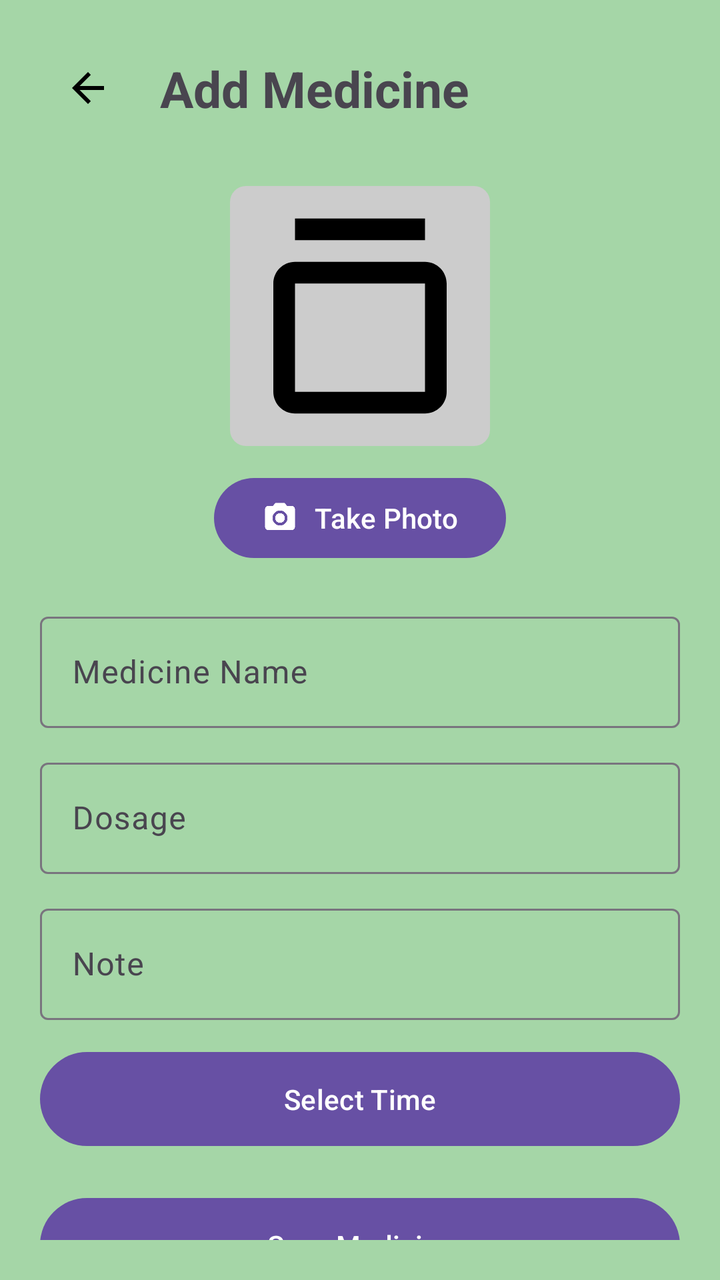
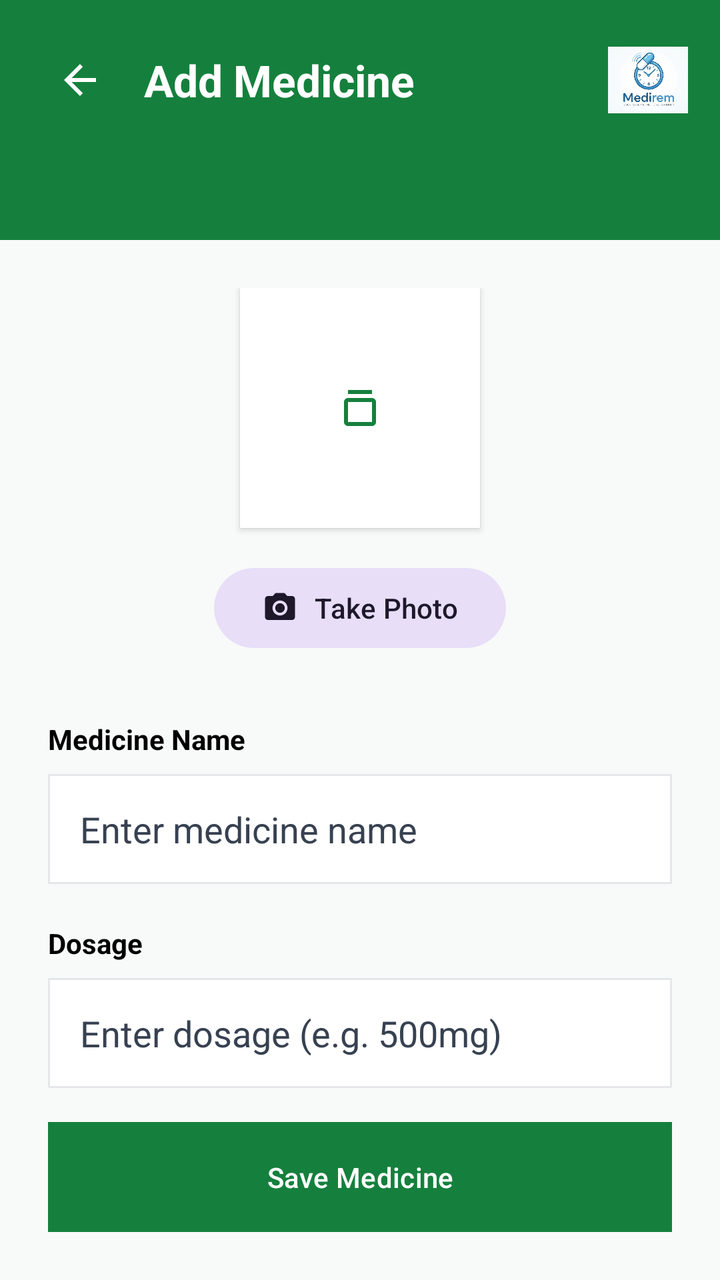

Before-and-after screenshots of an Android layout around one commit, followed by the original layout XML and the change that was made.
<!-- AndroidManifest.xml: application theme Theme.MediRem -->
<!-- res/layout/fragment_add_medicine.xml -->
<?xml version="1.0" encoding="utf-8"?>
<androidx.constraintlayout.widget.ConstraintLayout
    xmlns:android="http://schemas.android.com/apk/res/android"
    xmlns:app="http://schemas.android.com/apk/res-auto"
    android:layout_width="match_parent"
    android:layout_height="match_parent"
    android:padding="20dp"
    android:background="@color/background_green">

    <ImageButton
        android:id="@+id/btnBack"
        android:layout_width="48dp"
        android:layout_height="48dp"
        android:background="@android:color/transparent"
        android:src="@drawable/ic_arrow_back"
        android:contentDescription="Back"
        app:layout_constraintStart_toStartOf="parent"
        app:layout_constraintTop_toTopOf="parent"/>

    <TextView
        android:id="@+id/tvTitle"
        android:layout_width="wrap_content"
        android:layout_height="wrap_content"
        android:text="Add Medicine"
        android:textSize="25sp"
        android:textStyle="bold"
        android:layout_marginStart="12dp"
        app:layout_constraintStart_toEndOf="@id/btnBack"
        app:layout_constraintTop_toTopOf="@id/btnBack"
        app:layout_constraintBottom_toBottomOf="@id/btnBack"/>

    <ImageView
        android:id="@+id/imgMedicine"
        android:layout_width="130dp"
        android:layout_height="130dp"
        android:src="@drawable/ic_medicine"
        android:scaleType="centerCrop"
        android:background="@drawable/photo_background"
        android:contentDescription="Medicine photo"
        app:layout_constraintTop_toBottomOf="@id/btnBack"
        app:layout_constraintStart_toStartOf="parent"
        app:layout_constraintEnd_toEndOf="parent"
        android:layout_marginTop="25dp"/>

    <com.google.android.material.button.MaterialButton
        android:id="@+id/btnTakePhoto"
        android:layout_width="wrap_content"
        android:layout_height="wrap_content"
        android:text="Take Photo"
        app:icon="@drawable/ic_camera"
        app:layout_constraintTop_toBottomOf="@id/imgMedicine"
        app:layout_constraintStart_toStartOf="parent"
        app:layout_constraintEnd_toEndOf="parent"
        android:layout_marginTop="12dp"/>

    <com.google.android.material.textfield.TextInputLayout
        android:id="@+id/nameLayout"
        android:layout_width="0dp"
        android:layout_height="wrap_content"
        android:hint="Medicine Name"
        android:layout_marginTop="20dp"
        app:layout_constraintTop_toBottomOf="@id/btnTakePhoto"
        app:layout_constraintStart_toStartOf="parent"
        app:layout_constraintEnd_toEndOf="parent">

        <com.google.android.material.textfield.TextInputEditText
            android:id="@+id/etName"
            android:layout_width="match_parent"
            android:layout_height="wrap_content"/>

    </com.google.android.material.textfield.TextInputLayout>

    <com.google.android.material.textfield.TextInputLayout
        android:id="@+id/dosageLayout"
        android:layout_width="0dp"
        android:layout_height="wrap_content"
        android:hint="Dosage"
        android:layout_marginTop="12dp"
        app:layout_constraintTop_toBottomOf="@id/nameLayout"
        app:layout_constraintStart_toStartOf="parent"
        app:layout_constraintEnd_toEndOf="parent">

        <com.google.android.material.textfield.TextInputEditText
            android:id="@+id/etDosage"
            android:layout_width="match_parent"
            android:layout_height="wrap_content"/>

    </com.google.android.material.textfield.TextInputLayout>

    <com.google.android.material.textfield.TextInputLayout
        android:id="@+id/noteLayout"
        android:layout_width="0dp"
        android:layout_height="wrap_content"
        android:hint="Note"
        android:layout_marginTop="12dp"
        app:layout_constraintTop_toBottomOf="@id/dosageLayout"
        app:layout_constraintStart_toStartOf="parent"
        app:layout_constraintEnd_toEndOf="parent">

        <com.google.android.material.textfield.TextInputEditText
            android:id="@+id/etNote"
            android:layout_width="match_parent"
            android:layout_height="wrap_content"/>

    </com.google.android.material.textfield.TextInputLayout>

    <com.google.android.material.button.MaterialButton
        android:id="@+id/btnTime"
        android:layout_width="0dp"
        android:layout_height="55dp"
        android:text="Select Time"
        android:layout_marginTop="12dp"
        app:layout_constraintTop_toBottomOf="@id/noteLayout"
        app:layout_constraintStart_toStartOf="parent"
        app:layout_constraintEnd_toEndOf="parent"/>

    <com.google.android.material.button.MaterialButton
        android:id="@+id/btnSave"
        android:layout_width="0dp"
        android:layout_height="55dp"
        android:text="Save Medicine"
        android:layout_marginTop="18dp"
        app:layout_constraintTop_toBottomOf="@id/btnTime"
        app:layout_constraintStart_toStartOf="parent"
        app:layout_constraintEnd_toEndOf="parent"/>

</androidx.constraintlayout.widget.ConstraintLayout>
<!-- resources referenced by this layout -->
<resources>
  <color name="background_green">#A5D6A7</color>
  <!-- drawable ic_arrow_back (drawable) -->
  <vector xmlns:android="http://schemas.android.com/apk/res/android"
      android:width="24dp"
      android:height="24dp"
      android:viewportWidth="24"
      android:viewportHeight="24">
      <path
          android:fillColor="#FF000000"
          android:pathData="M20,11H7.83l5.59,-5.59L12,4l-8,8 8,8 1.41,-1.41L7.83,13H20v-2z"/>
  </vector>
  <!-- drawable ic_camera (drawable) -->
  <vector xmlns:android="http://schemas.android.com/apk/res/android"
      android:width="24dp"
      android:height="24dp"
      android:viewportWidth="24"
      android:viewportHeight="24">
      <path
          android:fillColor="#FF000000"
          android:pathData="M12,12m-3.2,0a3.2,3.2 0,1 1,6.4 0a3.2,3.2 0,1 1,-6.4 0M9,2L7.17,4H4c-1.1,0 -2,0.9 -2,2v12c0,1.1 0.9,2 2,2h16c1.1,0 2,-0.9 2,-2V6c0,-1.1 -0.9,-2 -2,-2h-3.17L15,2H9zM12,17c-2.76,0 -5,-2.24 -5,-5s2.24,-5 5,-5 5,2.24 5,5 -2.24,5 -5,5z"/>
  </vector>
  <!-- drawable ic_medicine (drawable) -->
  <vector xmlns:android="http://schemas.android.com/apk/res/android"
      android:width="24dp"
      android:height="24dp"
      android:viewportWidth="24"
      android:viewportHeight="24">
      <path
          android:fillColor="#FF000000"
          android:pathData="M6,3h12v2H6zM18,7H6c-1.1,0 -2,0.9 -2,2v10c0,1.1 0.9,2 2,2h12c1.1,0 2,-0.9 2,-2V9c0,-1.1 -0.9,-2 -2,-2zM18,19H6V9h12v10z"/>
  </vector>
  <!-- drawable photo_background (drawable) -->
  <shape xmlns:android="http://schemas.android.com/apk/res/android">
      <solid android:color="#CCCCCC"/>
      <corners android:radius="8dp"/>
  </shape>
  <style name="Theme.MediRem" parent="Base.Theme.MediRem" />
  <style name="Base.Theme.MediRem" parent="Theme.Material3.DayNight.NoActionBar">
          
          <item name="android:windowBackground">@color/background_green</item>
      </style>
</resources>

<!-- the commit's change to res/layout/fragment_add_medicine.xml (unified diff, before → after) -->
@@ -1,127 +1,200 @@
 <?xml version="1.0" encoding="utf-8"?>
-<androidx.constraintlayout.widget.ConstraintLayout
-    xmlns:android="http://schemas.android.com/apk/res/android"
+<androidx.constraintlayout.widget.ConstraintLayout xmlns:android="http://schemas.android.com/apk/res/android"
     xmlns:app="http://schemas.android.com/apk/res-auto"
     android:layout_width="match_parent"
     android:layout_height="match_parent"
-    android:padding="20dp"
-    android:background="@color/background_green">
+    android:background="@color/background_light">
+
+    
+    <View
+        android:id="@+id/headerView"
+        android:layout_width="match_parent"
+        android:layout_height="120dp"
+        android:background="@drawable/header_background"
+        app:layout_constraintTop_toTopOf="parent" />
 
     <ImageButton
         android:id="@+id/btnBack"
         android:layout_width="48dp"
         android:layout_height="48dp"
-        android:background="@android:color/transparent"
+        android:layout_marginStart="16dp"
+        android:layout_marginTop="16dp"
+        android:background="?attr/selectableItemBackgroundBorderless"
         android:src="@drawable/ic_arrow_back"
-        android:contentDescription="Back"
         app:layout_constraintStart_toStartOf="parent"
-        app:layout_constraintTop_toTopOf="parent"/>
+        app:layout_constraintTop_toTopOf="parent"
+        app:tint="@color/white" />
 
     <TextView
-        android:id="@+id/tvTitle"
+        android:id="@+id/tvHeaderTitle"
         android:layout_width="wrap_content"
         android:layout_height="wrap_content"
+        android:layout_marginStart="8dp"
         android:text="Add Medicine"
-        android:textSize="25sp"
+        android:textColor="@color/white"
+        android:textSize="22sp"
         android:textStyle="bold"
-        android:layout_marginStart="12dp"
+        app:layout_constraintBottom_toBottomOf="@id/btnBack"
         app:layout_constraintStart_toEndOf="@id/btnBack"
-        app:layout_constraintTop_toTopOf="@id/btnBack"
-        app:layout_constraintBottom_toBottomOf="@id/btnBack"/>
+        app:layout_constraintTop_toTopOf="@id/btnBack" />
 
     <ImageView
-        android:id="@+id/imgMedicine"
-        android:layout_width="130dp"
-        android:layout_height="130dp"
-        android:src="@drawable/ic_medicine"
-        android:scaleType="centerCrop"
-        android:background="@drawable/photo_background"
-        android:contentDescription="Medicine photo"
-        app:layout_constraintTop_toBottomOf="@id/btnBack"
-        app:layout_constraintStart_toStartOf="parent"
+        android:id="@+id/ivLogo"
+        android:layout_width="40dp"
+        android:layout_height="40dp"
+        android:layout_marginEnd="16dp"
+        android:src="@drawable/medirem_logo"
+        app:layout_constraintBottom_toBottomOf="@id/btnBack"
         app:layout_constraintEnd_toEndOf="parent"
-        android:layout_marginTop="25dp"/>
-
-    <com.google.android.material.button.MaterialButton
-        android:id="@+id/btnTakePhoto"
-        android:layout_width="wrap_content"
-        android:layout_height="wrap_content"
-        android:text="Take Photo"
-        app:icon="@drawable/ic_camera"
-        app:layout_constraintTop_toBottomOf="@id/imgMedicine"
-        app:layout_constraintStart_toStartOf="parent"
-        app:layout_constraintEnd_toEndOf="parent"
-        android:layout_marginTop="12dp"/>
-
-    <com.google.android.material.textfield.TextInputLayout
-        android:id="@+id/nameLayout"
-        android:layout_width="0dp"
-        android:layout_height="wrap_content"
-        android:hint="Medicine Name"
-        android:layout_marginTop="20dp"
-        app:layout_constraintTop_toBottomOf="@id/btnTakePhoto"
-        app:layout_constraintStart_toStartOf="parent"
-        app:layout_constraintEnd_toEndOf="parent">
-
-        <com.google.android.material.textfield.TextInputEditText
-            android:id="@+id/etName"
+        app:layout_constraintTop_toTopOf="@id/btnBack" />
+
+    <androidx.core.widget.NestedScrollView
+        android:layout_width="match_parent"
+        android:layout_height="0dp"
+        app:layout_constraintBottom_toTopOf="@+id/btnSave"
+        app:layout_constraintTop_toBottomOf="@id/headerView">
+
+        <androidx.constraintlayout.widget.ConstraintLayout
             android:layout_width="match_parent"
-            android:layout_height="wrap_content"/>
-
-    </com.google.android.material.textfield.TextInputLayout>
-
-    <com.google.android.material.textfield.TextInputLayout
-        android:id="@+id/dosageLayout"
-        android:layout_width="0dp"
-        android:layout_height="wrap_content"
-        android:hint="Dosage"
-        android:layout_marginTop="12dp"
-        app:layout_constraintTop_toBottomOf="@id/nameLayout"
-        app:layout_constraintStart_toStartOf="parent"
-        app:layout_constraintEnd_toEndOf="parent">
-
-        <com.google.android.material.textfield.TextInputEditText
-            android:id="@+id/etDosage"
-            android:layout_width="match_parent"
-            android:layout_height="wrap_content"/>
-
-    </com.google.android.material.textfield.TextInputLayout>
-
-    <com.google.android.material.textfield.TextInputLayout
-        android:id="@+id/noteLayout"
-        android:layout_width="0dp"
-        android:layout_height="wrap_content"
-        android:hint="Note"
-        android:layout_marginTop="12dp"
-        app:layout_constraintTop_toBottomOf="@id/dosageLayout"
-        app:layout_constraintStart_toStartOf="parent"
-        app:layout_constraintEnd_toEndOf="parent">
-
-        <com.google.android.material.textfield.TextInputEditText
-            android:id="@+id/etNote"
-            android:layout_width="match_parent"
-            android:layout_height="wrap_content"/>
-
-    </com.google.android.material.textfield.TextInputLayout>
-
-    <com.google.android.material.button.MaterialButton
-        android:id="@+id/btnTime"
-        android:layout_width="0dp"
+            android:layout_height="wrap_content"
+            android:padding="24dp">
+
+            <androidx.cardview.widget.CardView
+                android:id="@+id/imageCard"
+                android:layout_width="120dp"
+                android:layout_height="120dp"
+                app:cardCornerRadius="0dp"
+                app:cardElevation="2dp"
+                app:layout_constraintEnd_toEndOf="parent"
+                app:layout_constraintStart_toStartOf="parent"
+                app:layout_constraintTop_toTopOf="parent">
+
+                <ImageView
+                    android:id="@+id/imgMedicine"
+                    android:layout_width="match_parent"
+                    android:layout_height="match_parent"
+                    android:padding="24dp"
+                    android:scaleType="centerInside"
+                    android:src="@drawable/ic_medicine"
+                    app:tint="@color/primary_green" />
+            </androidx.cardview.widget.CardView>
+
+            <com.google.android.material.button.MaterialButton
+                android:id="@+id/btnTakePhoto"
+                style="@style/Widget.Material3.Button.TonalButton"
+                android:layout_width="wrap_content"
+                android:layout_height="wrap_content"
+                android:layout_marginTop="16dp"
+                android:text="Take Photo"
+                app:icon="@drawable/ic_camera"
+                app:layout_constraintEnd_toEndOf="parent"
+                app:layout_constraintStart_toStartOf="parent"
+                app:layout_constraintTop_toBottomOf="@id/imageCard" />
+
+            <TextView
+                android:id="@+id/tvNameLabel"
+                android:layout_width="wrap_content"
+                android:layout_height="wrap_content"
+                android:layout_marginTop="32dp"
+                android:text="Medicine Name"
+                android:textColor="@color/black"
+                android:textStyle="bold"
+                app:layout_constraintStart_toStartOf="parent"
+                app:layout_constraintTop_toBottomOf="@id/btnTakePhoto" />
+
+            <EditText
+                android:id="@+id/etName"
+                android:layout_width="0dp"
+                android:layout_height="55dp"
+                android:layout_marginTop="8dp"
+                android:background="@drawable/edit_text_background"
+                android:hint="Enter medicine name"
+                android:paddingHorizontal="16dp"
+                android:textColor="@color/black"
+                android:textColorHint="@color/gray_text"
+                app:layout_constraintEnd_toEndOf="parent"
+                app:layout_constraintStart_toStartOf="parent"
+                app:layout_constraintTop_toBottomOf="@id/tvNameLabel" />
+
+            <TextView
+                android:id="@+id/tvDosageLabel"
+                android:layout_width="wrap_content"
+                android:layout_height="wrap_content"
+                android:layout_marginTop="20dp"
+                android:text="Dosage"
+                android:textColor="@color/black"
+                android:textStyle="bold"
+                app:layout_constraintStart_toStartOf="parent"
+                app:layout_constraintTop_toBottomOf="@id/etName" />
+
+            <EditText
+                android:id="@+id/etDosage"
+                android:layout_width="0dp"
+                android:layout_height="55dp"
+                android:layout_marginTop="8dp"
+                android:background="@drawable/edit_text_background"
+                android:hint="Enter dosage (e.g. 500mg)"
+                android:paddingHorizontal="16dp"
+                android:textColor="@color/black"
+                android:textColorHint="@color/gray_text"
+                app:layout_constraintEnd_toEndOf="parent"
+                app:layout_constraintStart_toStartOf="parent"
+                app:layout_constraintTop_toBottomOf="@id/tvDosageLabel" />
+
+            <TextView
+                android:id="@+id/tvNoteLabel"
+                android:layout_width="wrap_content"
+                android:layout_height="wrap_content"
+                android:layout_marginTop="20dp"
+                android:text="Note (Optional)"
+                android:textColor="@color/black"
+                android:textStyle="bold"
+                app:layout_constraintStart_toStartOf="parent"
+                app:layout_constraintTop_toBottomOf="@id/etDosage" />
+
+            <EditText
+                android:id="@+id/etNote"
+                android:layout_width="0dp"
+                android:layout_height="100dp"
+                android:layout_marginTop="8dp"
+                android:background="@drawable/edit_text_background"
+                android:gravity="top"
+                android:hint="Enter any extra notes"
+                android:padding="16dp"
+                android:textColor="@color/black"
+                android:textColorHint="@color/gray_text"
+                app:layout_constraintEnd_toEndOf="parent"
+                app:layout_constraintStart_toStartOf="parent"
+                app:layout_constraintTop_toBottomOf="@id/tvNoteLabel" />
+
+            <Button
+                android:id="@+id/btnDate"
+                style="@style/Widget.Material3.Button.TonalButton"
+                android:layout_width="match_parent"
+                android:layout_height="55dp"
+                android:layout_marginTop="24dp"
+                android:text="Select Date"
+                app:layout_constraintTop_toBottomOf="@id/etNote" />
+
+            <Button
+                android:id="@+id/btnTime"
+                style="@style/Widget.Material3.Button.TonalButton"
+                android:layout_width="match_parent"
+                android:layout_height="55dp"
+                android:layout_marginTop="16dp"
+                android:text="Select Time"
+                app:layout_constraintTop_toBottomOf="@id/btnDate" />
+
+        </androidx.constraintlayout.widget.ConstraintLayout>
+    </androidx.core.widget.NestedScrollView>
+
+    <Button
+        android:id="@+id/btnSave"
+        style="@style/GreenButton"
+        android:layout_width="match_parent"
         android:layout_height="55dp"
-        android:text="Select Time"
-        android:layout_marginTop="12dp"
-        app:layout_constraintTop_toBottomOf="@id/noteLayout"
-        app:layout_constraintStart_toStartOf="parent"
-        app:layout_constraintEnd_toEndOf="parent"/>
-
-    <com.google.android.material.button.MaterialButton
-        android:id="@+id/btnSave"
-        android:layout_width="0dp"
-        android:layout_height="55dp"
+        android:layout_margin="24dp"
         android:text="Save Medicine"
-        android:layout_marginTop="18dp"
-        app:layout_constraintTop_toBottomOf="@id/btnTime"
-        app:layout_constraintStart_toStartOf="parent"
-        app:layout_constraintEnd_toEndOf="parent"/>
+        app:layout_constraintBottom_toBottomOf="parent" />
 
 </androidx.constraintlayout.widget.ConstraintLayout>
<!-- resource entries referenced after the edit -->
@@ -1,6 +1,21 @@
 <!-- resources referenced by this layout -->
 <resources>
-  <color name="background_green">#A5D6A7</color>
+  <color name="background_light">#F8FAF9</color>
+  <color name="black">#FF000000</color>
+  <color name="gray_text">#374151</color>
+  <color name="primary_green">#15803D</color>
+  <color name="white">#FFFFFFFF</color>
+  <!-- drawable edit_text_background (drawable) -->
+  <?xml version="1.0" encoding="utf-8"?>
+  <shape xmlns:android="http://schemas.android.com/apk/res/android">
+      <solid android:color="@color/white"/>
+      <stroke android:width="1dp" android:color="#E5E7EB"/>
+  </shape>
+  <!-- drawable header_background (drawable) -->
+  <?xml version="1.0" encoding="utf-8"?>
+  <shape xmlns:android="http://schemas.android.com/apk/res/android">
+      <solid android:color="@color/primary_green"/>
+  </shape>
   <!-- drawable ic_arrow_back (drawable) -->
   <vector xmlns:android="http://schemas.android.com/apk/res/android"
       android:width="24dp"
@@ -31,15 +46,28 @@
           android:fillColor="#FF000000"
           android:pathData="M6,3h12v2H6zM18,7H6c-1.1,0 -2,0.9 -2,2v10c0,1.1 0.9,2 2,2h12c1.1,0 2,-0.9 2,-2V9c0,-1.1 -0.9,-2 -2,-2zM18,19H6V9h12v10z"/>
   </vector>
-  <!-- drawable photo_background (drawable) -->
+  <!-- drawable medirem_logo: png bitmap (drawable, 63234 bytes) -->
+  <style name="GreenButton" parent="Widget.Material3.Button">
+          <item name="android:background">@drawable/button_background</item>
+          <item name="backgroundTint">@color/primary_green</item>
+          <item name="android:textColor">@color/white</item>
+          <item name="android:insetTop">0dp</item>
+          <item name="android:insetBottom">0dp</item>
+          <item name="shapeAppearanceOverlay">@style/RoundedButton</item>
+      </style>
+  <style name="Theme.MediRem" parent="Base.Theme.MediRem" />
+  <!-- drawable button_background (drawable) -->
+  <?xml version="1.0" encoding="utf-8"?>
   <shape xmlns:android="http://schemas.android.com/apk/res/android">
-      <solid android:color="#CCCCCC"/>
-      <corners android:radius="8dp"/>
+      <solid android:color="@color/primary_green"/>
   </shape>
-  <style name="Theme.MediRem" parent="Base.Theme.MediRem" />
+  <style name="RoundedButton">
+          <item name="cornerSize">0dp</item>
+      </style>
   <style name="Base.Theme.MediRem" parent="Theme.Material3.DayNight.NoActionBar">
-          
-          <item name="android:windowBackground">@color/background_green</item>
+          <item name="colorPrimary">@color/primary_green</item>
+          <item name="android:windowBackground">@color/background_light</item>
+          <item name="android:statusBarColor">@color/primary_green</item>
       </style>
 </resources>
 
